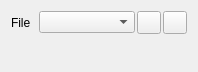
Qt form src/session/ScriptProperties.ui (houmain/gpupad) before a commit.
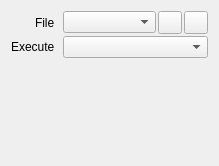
The same form after that commit. Icons and pictures are not drawn. Custom widgets are drawn as their Qt base class.

What changed in the file:
```diff
--- a/src/session/ScriptProperties.ui
+++ b/src/session/ScriptProperties.ui
@@ -6,8 +6,8 @@
    <rect>
     <x>0</x>
     <y>0</y>
-    <width>198</width>
-    <height>72</height>
+    <width>219</width>
+    <height>166</height>
    </rect>
   </property>
   <layout class="QVBoxLayout">
@@ -99,6 +99,16 @@
        </layout>
       </widget>
      </item>
+     <item row="1" column="0">
+      <widget class="QLabel" name="labelExecute">
+       <property name="text">
+        <string>Execute</string>
+       </property>
+      </widget>
+     </item>
+     <item row="1" column="1">
+      <widget class="DataComboBox" name="executeOn"/>
+     </item>
     </layout>
    </item>
   </layout>
@@ -109,6 +119,11 @@
    <extends>QComboBox</extends>
    <header>session/ReferenceComboBox.h</header>
   </customwidget>
+  <customwidget>
+   <class>DataComboBox</class>
+   <extends>QComboBox</extends>
+   <header>session/DataComboBox.h</header>
+  </customwidget>
  </customwidgets>
  <resources>
   <include location="../resources.qrc"/>
```
